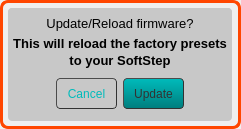
Before: the Qt Designer form standalone/ezpz/forms/updatefwform.ui in Muse-Kinetics/softstep_editor, drawn with Qt 5.
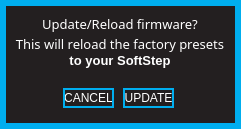
After: the same form once the commit is applied.

Patch:
```diff
--- a/standalone/ezpz/forms/updatefwform.ui
+++ b/standalone/ezpz/forms/updatefwform.ui
@@ -13,6 +13,111 @@
   <property name="windowTitle">
    <string>Form</string>
   </property>
+  <property name="styleSheet">
+   <string notr="true">QWidget
+{
+	background:		rgba(35,31,32,255);
+	border: 6px solid rgba(0,174,239,255);
+}  
+
+QWidget:hover
+{
+	/*border:				3px solid rgb(0, 126, 126)*/
+}        
+
+/* ---------- QLabels ------------*/
+QLabel
+{
+	background:		rgba(0,0,0,0);
+	color: 				white;
+	font: 				10pt &quot;Futura&quot;;
+	border:				none;
+}
+
+QLabel:hover
+{
+	border:				none;
+}  
+
+/* ---------- QSpinBox ------------*/
+QSpinBox
+{
+	font: 10pt &quot;Futura&quot;;
+	border: 2px solid rgb(0,174,239);
+	background-color: rgba(0, 0, 0, 255);
+	color: white;
+	padding:0, 3, 0, 0;
+}
+
+QSpinBox::focus
+{
+	border: none;
+	outline: none;
+}
+
+/* ---------- QLineEdit ------------*/
+QLineEdit
+{
+	font: 10pt &quot;Futura&quot;;
+	background: rgba(0,174,239,0);
+	border: 2px solid rgba(0,174,239,255);
+	border-radius: 0px;
+	color: white;
+	padding-left: 2px;
+	padding-bottom: 2px;
+}
+
+QLineEdit:focus
+{
+	font: 10pt &quot;Futura&quot;;
+	background: rgba(0,174,239,0);
+	border: 2px solid white;
+	border-radius: 0px;
+	color: white;
+	padding-left: 2px;
+	padding-bottom: 2px;
+}
+
+/* ---------- QCheckBox ------------*/
+QCheckBox
+{
+	font: 10pt &quot;Futura&quot;;
+	background:rgba(0,174,239,0);
+	color: white;
+	padding:0, 3, 0, 0;
+	border: none;
+}
+
+QCheckBox:focus
+{
+	background:rgba(0,174,239,0);
+}
+
+
+/* ------- QStackedWidget ---------*/
+QStackedWidget
+{
+border-top: 1px solid white;
+background: black;
+}
+
+/*---------- QPushButton ---------*/
+QPushButton
+{
+	border: 2px solid rgba(0,174,239,255);
+	font: 10pt &quot;Futura&quot;;
+	color: white;
+}
+
+QPushButton:pressed
+{
+	border: 2px solid white;
+	font: 9pt &quot;Futura&quot;;
+	background: rgba(0,174,239,255);
+	color: white;
+}
+</string>
+  </property>
   <widget class="QFrame" name="warningFrame">
    <property name="geometry">
     <rect>
@@ -23,19 +128,7 @@
     </rect>
    </property>
    <property name="styleSheet">
-    <string notr="true">QFrame {
-		background-color: qlineargradient(spread: pan, 
-															x1:0, y1:0, x2:1, y2:1, 
-															stop:0 rgba(100,100, 100, 255), 
-															stop:0.5 rgba(70, 70,70, 255),
-															stop:1 rgba(100,100,100, 255)
-															);
-	border-bottom-left-radius:8.0;
-	border-bottom-right-radius:8.0;
-	border-top-left-radius:8.0;
-	border-top-right-radius:8.0;
-	border: 3px solid rgb(255, 70, 0);
-}</string>
+    <string notr="true"/>
    </property>
    <property name="frameShape">
     <enum>QFrame::StyledPanel</enum>
@@ -54,7 +147,7 @@
     </property>
     <property name="styleSheet">
      <string notr="true">QFrame {
-	background:rgba(200, 200, 200, 255);
+	background:rgba(200, 200, 200, 0);
 	border-bottom-left-radius:4.0;
 	border-bottom-right-radius:4.0;
 	border-top-left-radius:4.0;
@@ -75,29 +168,16 @@
      <property name="geometry">
       <rect>
        <x>115</x>
-       <y>70</y>
-       <width>61</width>
-       <height>31</height>
+       <y>80</y>
+       <width>51</width>
+       <height>20</height>
       </rect>
      </property>
      <property name="styleSheet">
-      <string notr="true">QPushButton {
-	font-family: &quot;Arial&quot;;
-	font-size: 12px;
-	background-color: qlineargradient(spread:repeat, x1:1, y1:0, x2:1, y2:1, stop:1 rgb(0, 126, 126), stop:0 rgb(0, 187, 187));
-	border-style: outset;
-	border-radius: 4.0;
-	border-width: 1px;
-	border-color: rgb(50, 50, 50);
-	color: rgba(50,50,50);
-}
-
-QPushButton:pressed {
-	background-color: qlineargradient(spread:repeat, x1:1, y1:0, x2:1, y2:1, stop:0 rgb(0, 126, 126), stop:1 rgb(0, 187, 187));
-}</string>
+      <string notr="true"/>
      </property>
      <property name="text">
-      <string>Update</string>
+      <string>UPDATE</string>
      </property>
     </widget>
     <widget class="QLabel" name="label_3">
@@ -111,7 +191,7 @@
      </property>
      <property name="font">
       <font>
-       <family>Arial</family>
+       <family>Futura</family>
        <pointsize>10</pointsize>
        <weight>50</weight>
        <italic>false</italic>
@@ -132,37 +212,17 @@
     <widget class="QPushButton" name="cancel">
      <property name="geometry">
       <rect>
-       <x>48</x>
-       <y>70</y>
-       <width>61</width>
-       <height>31</height>
+       <x>55</x>
+       <y>80</y>
+       <width>51</width>
+       <height>20</height>
       </rect>
      </property>
      <property name="styleSheet">
-      <string notr="true">QPushButton {
-	font-family: &quot;Arial&quot;;
-	font-size: 12px;
-			background-color: qlineargradient(spread: pan, 
-															x1:1, y1:0, x2:1, y2:1, 
-															stop:1 rgba(50,50, 50, 255), 
-															stop:0 rgba(120,120,120, 255)
-															);
-	border-style: outset;
-	border-radius: 4.0;
-	border-width: 1px;
-	border-color: rgb(50, 50, 50);
-	color: rgb(0, 187, 187)
-}
-
-QPushButton:pressed {
-			background-color: qlineargradient(spread: pan, 
-															x1:1, y1:0, x2:1, y2:1, 
-															stop:0 rgba(50,50, 50, 255), 
-															stop:1 rgba(120,120,120, 255)
-															);}</string>
+      <string notr="true"/>
      </property>
      <property name="text">
-      <string>Cancel</string>
+      <string>CANCEL</string>
      </property>
     </widget>
     <widget class="QLabel" name="label_4">
@@ -176,11 +236,11 @@
      </property>
      <property name="font">
       <font>
-       <family>Arial</family>
+       <family>Futura</family>
        <pointsize>10</pointsize>
-       <weight>75</weight>
+       <weight>50</weight>
        <italic>false</italic>
-       <bold>true</bold>
+       <bold>false</bold>
       </font>
      </property>
      <property name="styleSheet">
```
Left out of the diff: 27 changed lines with no effect on the pictures.
